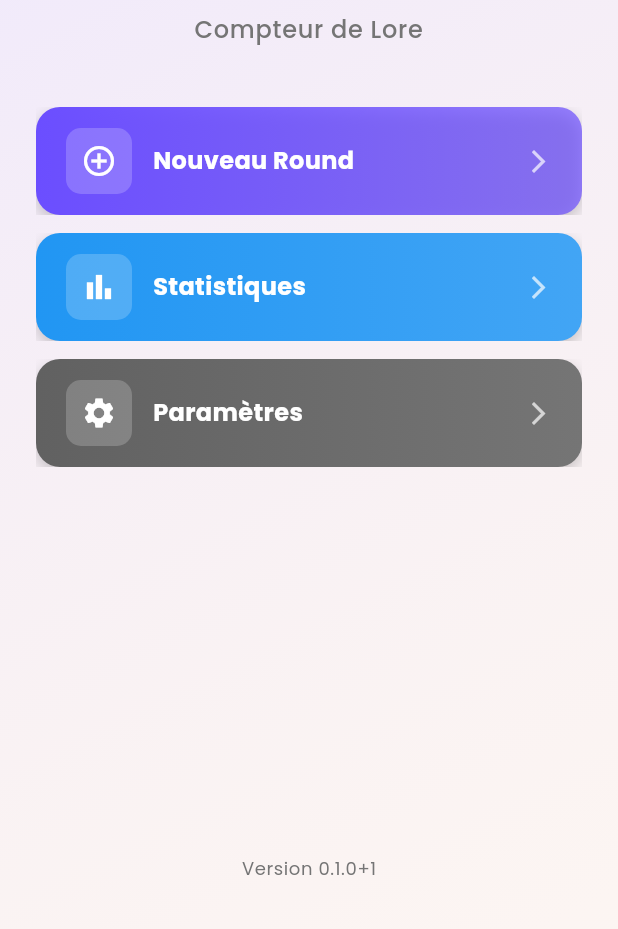
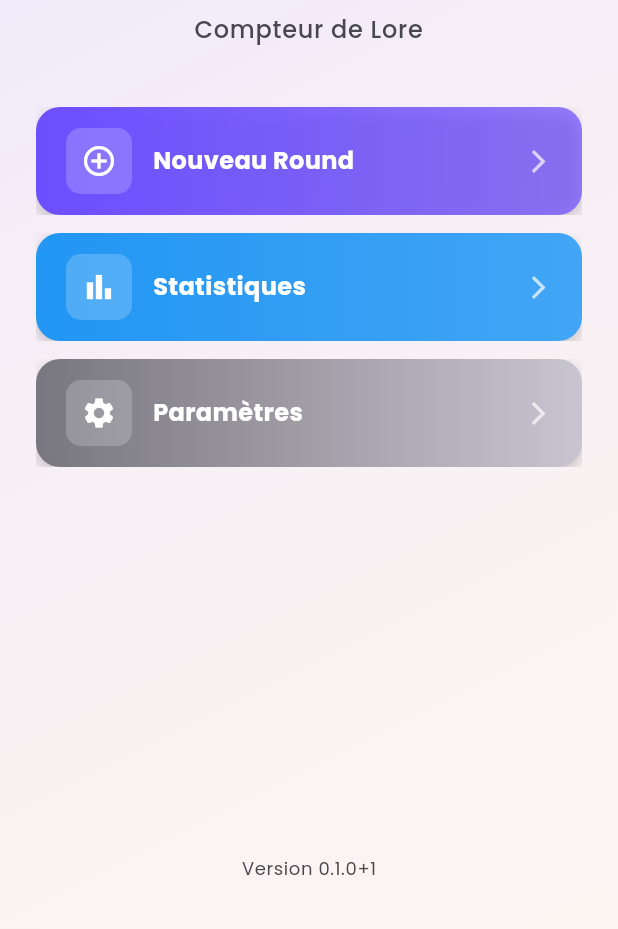
Before and after one commit to Jbijjer/lorcana_lore_counter, a Flutter app: the screen it shows after launch, on a phone screen of 412 x 824 dp, the part 307-1236 px from its top. Run offline on Flutter 3.47's test engine with Material 3 defaults, Android fonts, the phone set to English and light mode, and no system bars; our stand-ins replace flutter_riverpod, flutter_svg, freezed_annotation, google_fonts, hive, hive_flutter and 2 more; accounts and stored records are empty; generated files the repository leaves out were written again.

Commit message:
Corriger les couleurs en mode sombre dans home_screen et score_edit_dialog
home_screen.dart:
- Texte version: Colors.grey[600] → onSurfaceVariant
- Sous-titre: Colors.grey[600] → onSurfaceVariant
- Gradient bouton Paramètres: Colors.grey[700/600] → outline/outlineVariant

score_edit_dialog.dart:
- Icône info: Colors.grey[600] → onSurfaceVariant
- Texte aide: Colors.grey[600] → onSurfaceVariant
- Bouton Annuler: Colors.grey[800] → onSurfaceVariant

```diff
--- a/lib/features/game/presentation/screens/home_screen.dart
+++ b/lib/features/game/presentation/screens/home_screen.dart
@@ -149,7 +149,7 @@ class _HomeScreenState extends ConsumerState<HomeScreen>
                               Text(
                                 'Version $_appVersion',
                                 style: Theme.of(context).textTheme.bodySmall?.copyWith(
-                                      color: Colors.grey[600],
+                                      color: Theme.of(context).colorScheme.onSurfaceVariant,
                                     ),
                               ),
                             const SizedBox(height: 8),
@@ -234,7 +234,7 @@ class _HomeScreenState extends ConsumerState<HomeScreen>
         Text(
           'Compteur de Lore',
           style: Theme.of(context).textTheme.bodyLarge?.copyWith(
-                color: Colors.grey[600],
+                color: Theme.of(context).colorScheme.onSurfaceVariant,
                 fontWeight: FontWeight.w500,
               ),
           textAlign: TextAlign.center,
@@ -290,8 +290,8 @@ class _HomeScreenState extends ConsumerState<HomeScreen>
           label: 'Paramètres',
           gradient: LinearGradient(
             colors: [
-              Colors.grey[700]!,
-              Colors.grey[600]!,
+              Theme.of(context).colorScheme.outline,
+              Theme.of(context).colorScheme.outlineVariant,
             ],
           ),
           onTap: _handleSettings,
--- a/lib/features/game/presentation/widgets/score_edit_dialog.dart
+++ b/lib/features/game/presentation/widgets/score_edit_dialog.dart
@@ -155,14 +155,14 @@ class _ScoreEditDialogState extends State<ScoreEditDialog>
                 Icon(
                   Icons.info_outline,
                   size: 16,
-                  color: Colors.grey[600],
+                  color: Theme.of(context).colorScheme.onSurfaceVariant,
                 ),
                 const SizedBox(width: 8),
                 Expanded(
                   child: Text(
                     'Entrez un score entre ${AppConstants.minScore} et ${AppConstants.maxScore}',
                     style: Theme.of(context).textTheme.bodySmall?.copyWith(
-                          color: Colors.grey[600],
+                          color: Theme.of(context).colorScheme.onSurfaceVariant,
                           fontSize: 12,
                         ),
                   ),
@@ -184,7 +184,7 @@ class _ScoreEditDialogState extends State<ScoreEditDialog>
                   child: Text(
                     'Annuler',
                     style: TextStyle(
-                      color: Colors.grey[800],
+                      color: Theme.of(context).colorScheme.onSurfaceVariant,
                       fontWeight: FontWeight.w600,
                     ),
                   ),
```
